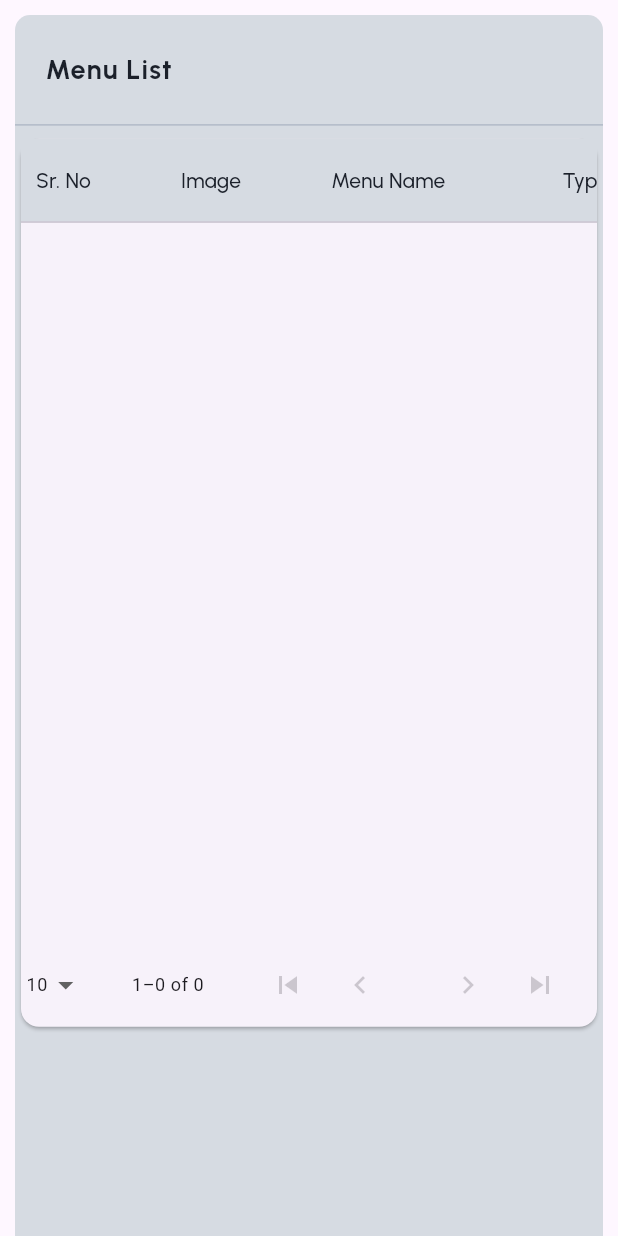
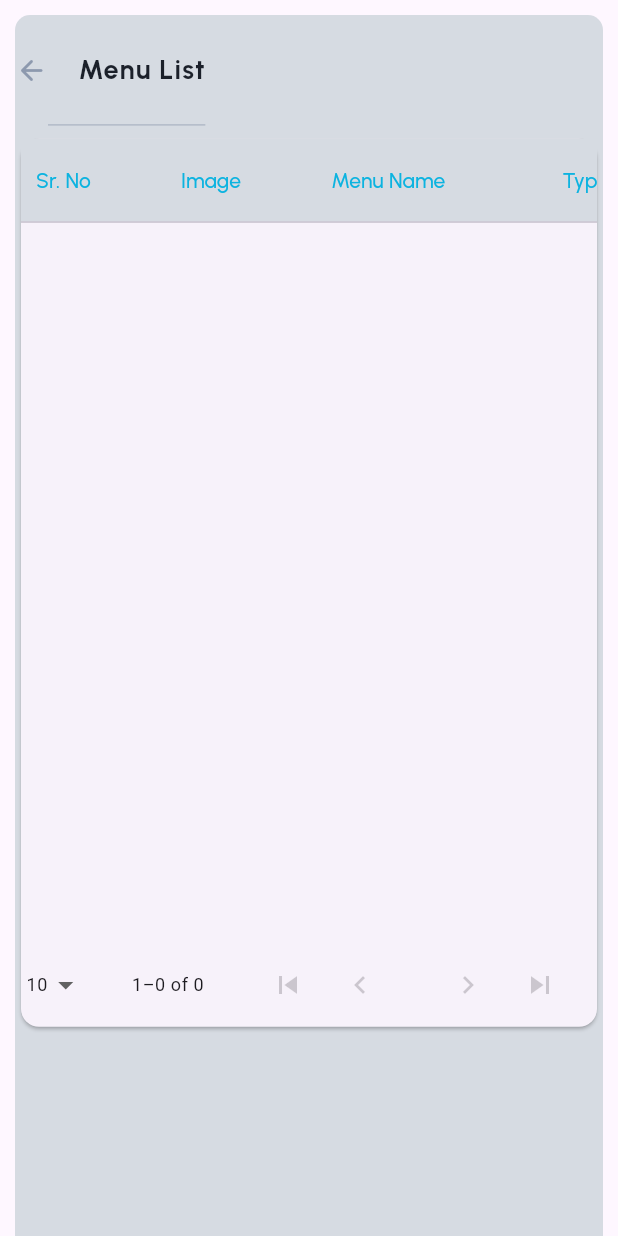
Before and after one commit to SharvariChavan009/pos_application, a Flutter app: the MenuListSetting widget shown alone on an empty page, opened directly, on a phone screen of 412 x 824 dp. Run offline on Flutter 3.47's test engine with Material 3 defaults, Android fonts, the phone set to English and light mode, and no system bars; our stand-ins replace animated_flip_counter, auto_size_text, awesome_snackbar_content, bloc, cached_network_image, carousel_slider and 14 more; missing offline and left inert: collapsible_sidebar, dart:html, fade_out_particle; accounts and stored records are empty; generated files the repository leaves out were written again; network calls fail.

Commit message:
setting menu list ui updated.

```diff
--- a/lib/features/home/presentation/home_components/home_screen_components.dart
+++ b/lib/features/home/presentation/home_components/home_screen_components.dart
@@ -10,7 +10,6 @@ import 'package:pos_application/features/orders/presentation/orders/order_detail
 import 'package:pos_application/features/orders/presentation/orders/order_list.dart';
 import 'package:pos_application/features/payment/presentation/payment_list.dart';
 import 'package:pos_application/features/setting/presentation/menu_setting/menu_body/menu_list_body.dart';
-import 'package:pos_application/features/setting/presentation/menu_setting/menu_setting_screen.dart';
 import 'package:pos_application/features/setting/presentation/setting_screen.dart';
 
 
--- a/lib/features/setting/presentation/menu_setting/menu_body/menu_list_body.dart
+++ b/lib/features/setting/presentation/menu_setting/menu_body/menu_list_body.dart
@@ -1,5 +1,6 @@
 import 'package:cached_network_image/cached_network_image.dart';
 import 'package:data_table_2/data_table_2.dart';
+import 'package:flutter/cupertino.dart';
 import 'package:flutter/material.dart';
 import 'package:flutter_bloc/flutter_bloc.dart';
 import 'package:pos_application/core/common/colors.dart';
@@ -105,7 +106,19 @@ class MenuListSettingState extends State<MenuListSetting> {
             children: [
               Expanded(
                 flex: 1,
-                child: Container(
+                child: Row( children: [
+                  InkWell(
+                      onTap: () {
+                        BlocProvider.of<MenuNameBloc>(context)
+                            .add(MenuNameSelected(context: context, menuName: "Setting"));
+                      },
+                      child: const Icon(
+                        Icons.arrow_back_rounded,
+                        color:AppColors.iconColor,
+                        size: 22,
+                      )
+                  ),
+                  Container(
                   padding: const EdgeInsets.only(left: 20),
                   alignment: Alignment.centerLeft,
                   decoration: const BoxDecoration(
@@ -124,7 +137,7 @@ class MenuListSettingState extends State<MenuListSetting> {
                     ),
                   ),
                 ),
-              ),
+              ])),
               // Expanded(flex: 1, child: OrderStatus(orders)),
               const SizedBox(
                 height: 5,
@@ -157,7 +170,7 @@ class MenuListSettingState extends State<MenuListSetting> {
                         label: Text(
                           optionName!.srNo,
                           style: TextStyle(
-                              color: AppColors.darkColor,
+                              color: AppColors.buttonColor,
                               fontFamily: CustomLabels.primaryFont),
                         ),
                       ),
@@ -165,7 +178,7 @@ class MenuListSettingState extends State<MenuListSetting> {
                         label: Text(
                           optionName!.image,
                           style: TextStyle(
-                              color: AppColors.darkColor,
+                              color: AppColors.buttonColor,
                               fontFamily: CustomLabels.primaryFont),
                         ),
                       ),
@@ -174,7 +187,7 @@ class MenuListSettingState extends State<MenuListSetting> {
                             child:Text(
                           optionName!.menuName,
                           style: TextStyle(
-                              color: AppColors.darkColor,
+                              color: AppColors.buttonColor,
                               fontFamily: CustomLabels.primaryFont),
                         )),
                         onSort: (columnIndex, ascending) {
@@ -197,7 +210,7 @@ class MenuListSettingState extends State<MenuListSetting> {
                         label:  Text(
                           optionName!.type,
                           style: TextStyle(
-                              color: AppColors.darkColor,
+                              color: AppColors.buttonColor,
                               fontFamily: CustomLabels.primaryFont),
                         ),
                         onSort: (columnIndex, ascending) {
@@ -220,7 +233,7 @@ class MenuListSettingState extends State<MenuListSetting> {
                         label:  Text(
                           optionName!.category,
                           style: TextStyle(
-                              color: AppColors.darkColor,
+                              color: AppColors.buttonColor,
                               fontFamily: CustomLabels.primaryFont),
                         ),
                         onSort: (columnIndex, ascending) {
@@ -243,7 +256,7 @@ class MenuListSettingState extends State<MenuListSetting> {
                         label: Text(
                           "${optionName.price} {In ${currency}}",
                           style: TextStyle(
-                              color: AppColors.darkColor,
+                              color: AppColors.buttonColor,
                               fontFamily: CustomLabels.primaryFont),
                         ),
                         onSort: (columnIndex, ascending) {
@@ -266,7 +279,7 @@ class MenuListSettingState extends State<MenuListSetting> {
                         label: Text(
                           optionName!.active,
                           style: const TextStyle(
-                              color: AppColors.darkColor,
+                              color: AppColors.buttonColor,
                               fontFamily: CustomLabels.primaryFont),
                         ),
                       ),
@@ -358,11 +371,11 @@ class OrderDataSource extends DataTableSource {
       )),
       DataCell(Center(
         child: Text(
-          menus.price,
+          "${menus.price}/-",
           style: TextStyle(
 
             fontFamily: CustomLabels.primaryFont,
-            color: changeColor("Placed"),
+            color: AppColors.darkColor,
           ),
         ),
       )),
```
Also changed, not shown: lib/features/setting/presentation/menu_setting/menu_setting_body.dart (deleted, +0 -18 lines), lib/features/setting/presentation/menu_setting/menu_setting_options.dart (deleted, +0 -50 lines), lib/features/setting/presentation/menu_setting/menu_setting_screen.dart (deleted, +0 -115 lines).
